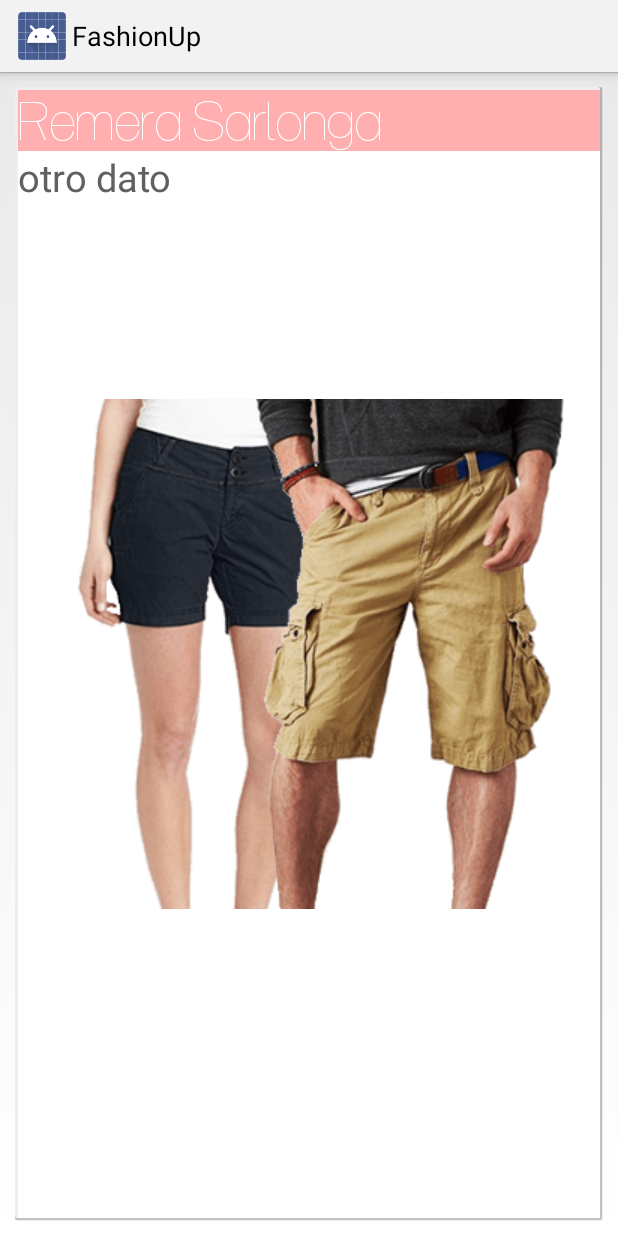
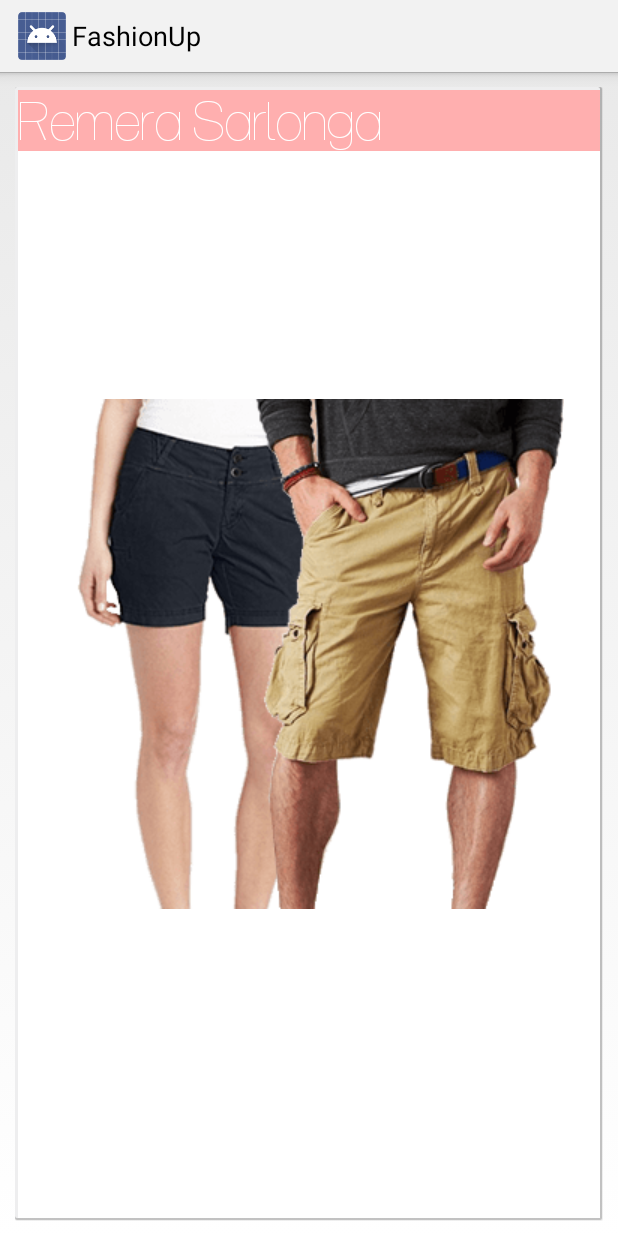
Before and after one commit to faloi/desafio-mobile-meli, an Android app: the layout list_item_category.xml on its own in the app's theme, with its tools: preview values and no code run, on a phone screen of 412 x 824 dp. Run offline under Robolectric (Android 15) with nearby library versions, the phone set to English and light mode, and no system bars.

Commit message:
Listing provisorio de categorias

```diff
--- a/src/main/java/com/cuantocuesta/android/views/CategoryView.java
+++ b/src/main/java/com/cuantocuesta/android/views/CategoryView.java
@@ -45,4 +45,8 @@ public class CategoryView extends RelativeLayout implements SpiceListItemView<Ca
     this.category = category;
     titleTextView.setText(category.getName());
   }
+
+  public Category getCategory() {
+    return category;
+  }
 }
--- a/src/main/res/layout/list_item_category.xml
+++ b/src/main/res/layout/list_item_category.xml
@@ -32,33 +32,31 @@
     android:ellipsize="end"
     android:layout_alignParentTop="true" />
 
-  <TextView
-    android:id="@+id/github_content_textview"
-    style="@android:style/TextAppearance.Small"
-    android:layout_width="wrap_content"
-    android:layout_height="wrap_content"
-    android:layout_alignLeft="@id/user_name_textview"
-    android:layout_below="@id/user_name_textview"
-    android:textColor="#606060"
-    android:textSize="25sp"
-    tools:text="otro dato"/>
 
-  <Button
-    android:layout_width="wrap_content"
-    android:layout_height="wrap_content"
-    android:text="@string/listing_dislike"
-    android:id="@+id/dislike_button"
-    android:layout_below="@+id/octo_thumbnail_imageview"
-    android:layout_alignLeft="@+id/github_content_textview"
-    android:layout_alignStart="@+id/github_content_textview" />
+  <!--<LinearLayout-->
+    <!--android:layout_height="60dp"-->
+    <!--android:layout_width="match_parent"-->
+    <!--android:layout_alignBottom="@+id/octo_thumbnail_imageview"-->
+    <!--android:layout_marginBottom="5dp">-->
 
-  <Button
-    android:layout_width="wrap_content"
-    android:layout_height="wrap_content"
-    android:text="@string/listing_like"
-    android:id="@+id/like_button"
-    android:layout_below="@+id/octo_thumbnail_imageview"
-    android:layout_toRightOf="@+id/github_content_textview"
-    android:layout_marginLeft="54dp" />
+    <!--<ImageView-->
+      <!--android:id="@+id/dislike_button"-->
+      <!--android:layout_width="0dp"-->
+      <!--android:layout_height="wrap_content"-->
+      <!--android:text="@string/listing_dislike"-->
+      <!--android:layout_weight="1"-->
+      <!--android:src="@drawable/thumb_down" />-->
+
+
+    <!--<ImageView-->
+      <!--android:id="@+id/like_button"-->
+      <!--android:src="@drawable/thumb_up"-->
+      <!--android:layout_width="0dp"-->
+      <!--android:layout_weight="1"-->
+      <!--android:layout_height="wrap_content"-->
+      <!--android:text="@string/listing_like"-->
+      <!--android:layout_marginLeft="54dp" />-->
+  <!--</LinearLayout>-->
+
 
 </RelativeLayout>
--- a/src/main/res/values/strings.xml
+++ b/src/main/res/values/strings.xml
@@ -17,8 +17,9 @@
     <string name="navigation_drawer_close">Cerrar</string>
     <string name="talle">Talles %1$s</string>
     <string name="no_more_listings_like_this">Basado en tus preferencias, dejaremos de mostrarte publicaciones como %1$s</string>
-  <string name="no_more_listings_for_now">Por el momento no tenemos mas prendas para mostrarte, volve atrás y elegí otras categorías</string>
-  <string-array name="menu_options">
+    <string name="no_more_listings_for_now">Por el momento no tenemos mas prendas para mostrarte, volve atrás y elegí otras categorías</string>
+    <string name="explicacion_categorias">Desliza una categoría a la derecha para agregarla a tus gustos, o a la izquierda para indicar que no te gusta</string>
+    <string-array name="menu_options">
         <item>Categorías</item>
         <item>Productos</item>
         <item>Mis Prendas</item>
```
Also changed, not shown: src/main/java/com/cuantocuesta/android/activities/CategoriesActivity.java (+30 -2 lines), src/main/java/com/cuantocuesta/android/activities/GeneroActivity.java (deleted, +0 -36 lines), src/main/res/layout/fragment_category.xml (added, +47 -0 lines), src/main/res/layout/genero_fragment.xml (deleted, +0 -21 lines).
